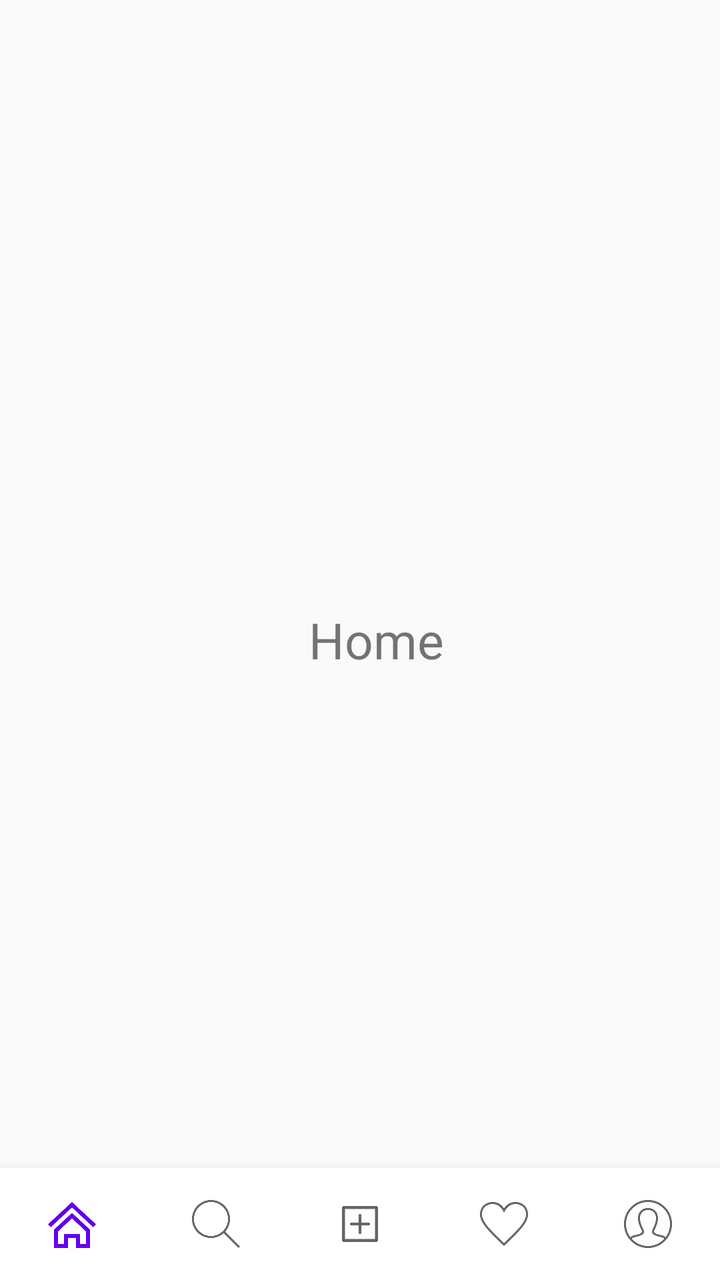
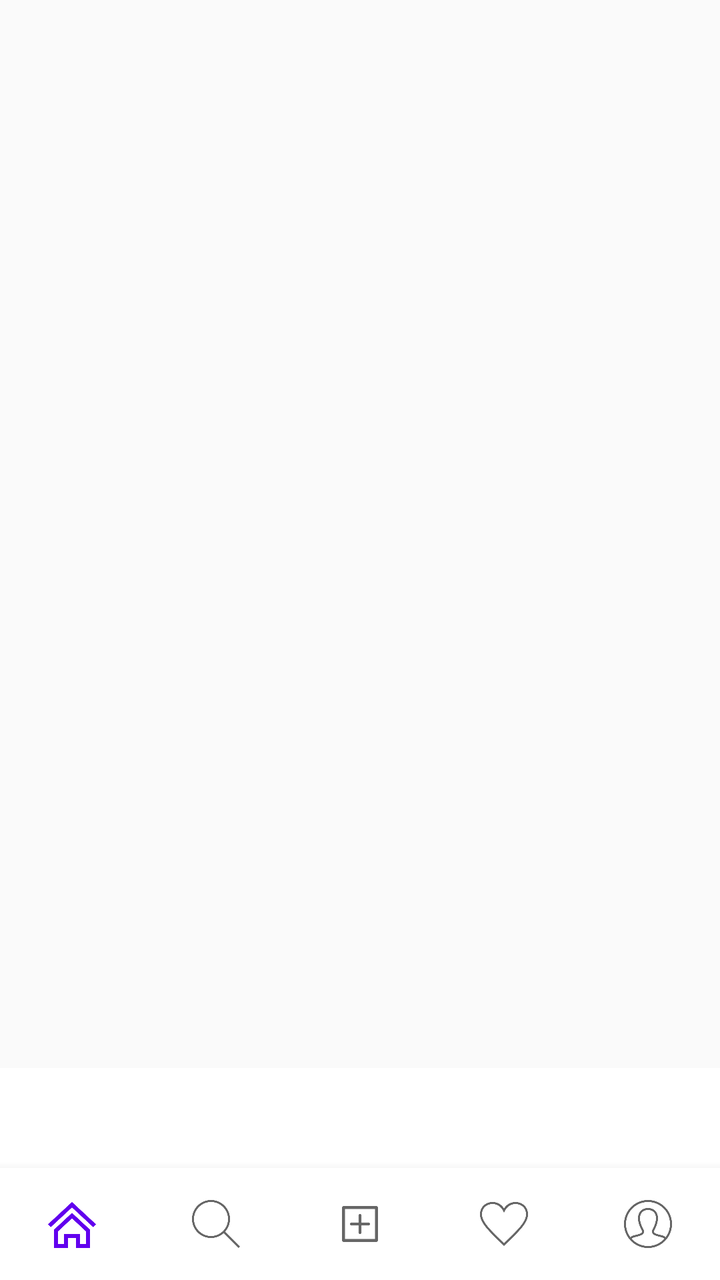

Two renders of the same Android screen: before a commit and after it. Below are the layout's source before the change and the commit's diff.
<!-- AndroidManifest.xml: application theme Theme.SocialMediaApp -->
<!-- res/layout/activity_main.xml -->
<?xml version="1.0" encoding="utf-8"?>
<RelativeLayout
    xmlns:android="http://schemas.android.com/apk/res/android"
    xmlns:app="http://schemas.android.com/apk/res-auto"
    android:id="@+id/container"
    android:layout_width="match_parent"
    android:layout_height="match_parent"
    android:paddingTop="?attr/actionBarSize">

    <TextView
        android:id="@+id/message"
        android:layout_width="match_parent"
        android:layout_height="wrap_content"
        android:layout_marginStart="@dimen/activity_horizontal_margin"
        android:layout_marginLeft="@dimen/activity_horizontal_margin"
        android:layout_marginTop="@dimen/activity_vertical_margin"
        android:text="Home"
        android:layout_centerVertical="true"
        android:textAlignment="center"
        android:textSize="25dp"
        app:layout_constraintLeft_toLeftOf="parent"
        app:layout_constraintTop_toTopOf="parent"/>

    <com.google.android.material.bottomnavigation.BottomNavigationView
        android:id="@+id/nav_view"
        android:layout_width="match_parent"
        android:layout_height="wrap_content"
        android:layout_alignParentBottom="true"
        android:background="@android:color/white"
        app:menu="@menu/bottom_nav_menu"
        app:labelVisibilityMode="unlabeled" />

</RelativeLayout>
<!-- resources referenced by this layout -->
<resources>
  <dimen name="activity_horizontal_margin">16dp</dimen>
  <dimen name="activity_vertical_margin">16dp</dimen>
  <style name="Theme.SocialMediaApp" parent="Theme.AppCompat.Light.NoActionBar">
          
          <item name="colorPrimary">@color/purple_500</item>
          <item name="colorPrimaryVariant">@color/purple_700</item>
          <item name="colorOnPrimary">@color/white</item>
          
          <item name="colorSecondary">@color/teal_200</item>
          <item name="colorSecondaryVariant">@color/teal_700</item>
          <item name="colorOnSecondary">@color/black</item>
          
          <item name="android:statusBarColor" tools:targetApi="l">?attr/colorPrimaryVariant</item>
          
      </style>
  <color name="purple_500">#FF6200EE</color>
  <color name="purple_700">#FF3700B3</color>
  <color name="white">#FFFFFFFF</color>
  <color name="teal_200">#FF03DAC5</color>
  <color name="teal_700">#FF018786</color>
  <color name="black">#FF000000</color>
</resources>

<!-- the commit's change to res/layout/activity_main.xml (unified diff, before → after) -->
@@ -4,30 +4,35 @@
     xmlns:app="http://schemas.android.com/apk/res-auto"
     android:id="@+id/container"
     android:layout_width="match_parent"
-    android:layout_height="match_parent"
-    android:paddingTop="?attr/actionBarSize">
+    android:layout_height="match_parent">
 
-    <TextView
-        android:id="@+id/message"
+    <FrameLayout
+        android:id="@+id/fragment_container"
         android:layout_width="match_parent"
-        android:layout_height="wrap_content"
-        android:layout_marginStart="@dimen/activity_horizontal_margin"
-        android:layout_marginLeft="@dimen/activity_horizontal_margin"
-        android:layout_marginTop="@dimen/activity_vertical_margin"
-        android:text="Home"
-        android:layout_centerVertical="true"
-        android:textAlignment="center"
-        android:textSize="25dp"
-        app:layout_constraintLeft_toLeftOf="parent"
-        app:layout_constraintTop_toTopOf="parent"/>
+        android:layout_height="match_parent"
+        android:layout_above="@+id/app_bar_layout">
 
-    <com.google.android.material.bottomnavigation.BottomNavigationView
-        android:id="@+id/nav_view"
+    </FrameLayout>
+
+    <com.google.android.material.appbar.AppBarLayout
         android:layout_width="match_parent"
         android:layout_height="wrap_content"
         android:layout_alignParentBottom="true"
-        android:background="@android:color/white"
-        app:menu="@menu/bottom_nav_menu"
-        app:labelVisibilityMode="unlabeled" />
+        android:id="@+id/app_bar_layout">
 
+        <androidx.appcompat.widget.Toolbar
+            android:id="@+id/home_toolbar"
+            android:layout_width="match_parent"
+            android:layout_height="50dp"
+            android:background="@android:color/white"/>
+
+        <com.google.android.material.bottomnavigation.BottomNavigationView
+            android:id="@+id/nav_view"
+            android:layout_width="match_parent"
+            android:layout_height="wrap_content"
+            android:background="@android:color/white"
+            app:menu="@menu/bottom_nav_menu"
+            app:labelVisibilityMode="unlabeled"/>
+
+    </com.google.android.material.appbar.AppBarLayout>
 </RelativeLayout>
<!-- resource entries referenced after the edit -->
@@ -1,7 +1,5 @@
 <!-- resources referenced by this layout -->
 <resources>
-  <dimen name="activity_horizontal_margin">16dp</dimen>
-  <dimen name="activity_vertical_margin">16dp</dimen>
   <style name="Theme.SocialMediaApp" parent="Theme.AppCompat.Light.NoActionBar">
           
           <item name="colorPrimary">@color/purple_500</item>
